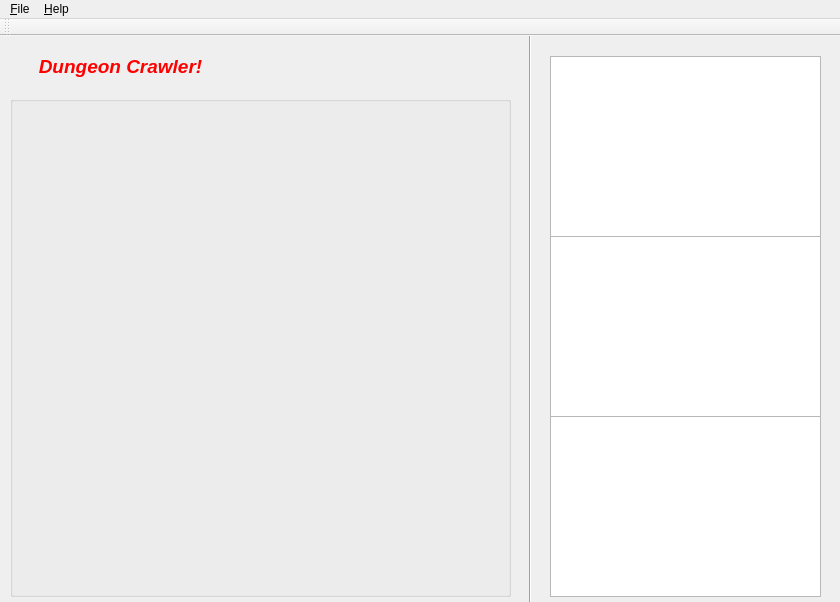
This is Project/DnD_Game/mainwindow.ui in ChrisMukherjee/COMP345-Project as Qt 5 draws it before an edit. The edited form follows.
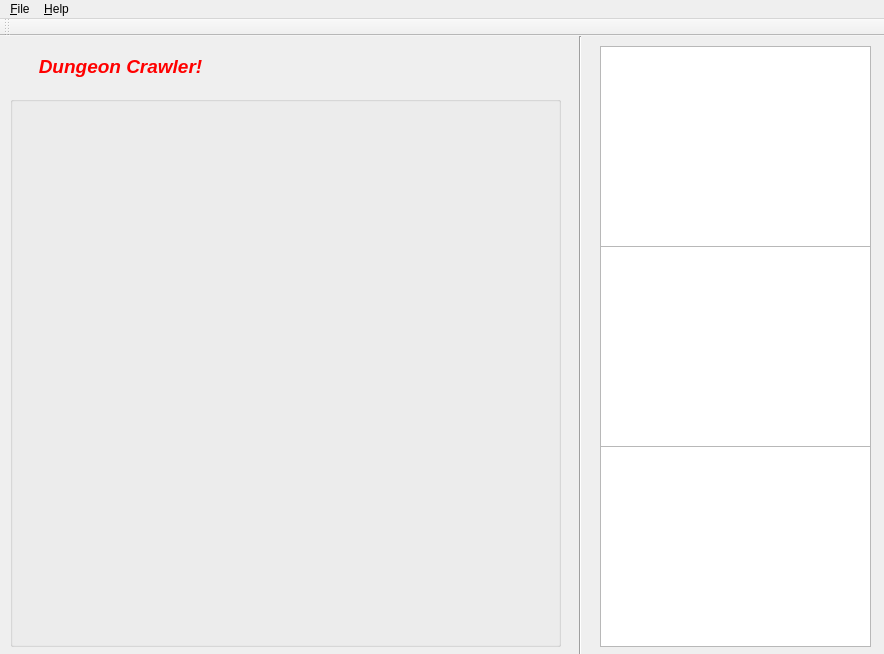
This is the edited form.

The edit to the form file:
```diff
--- a/Project/DnD_Game/mainwindow.ui
+++ b/Project/DnD_Game/mainwindow.ui
@@ -6,8 +6,8 @@
    <rect>
     <x>0</x>
     <y>0</y>
-    <width>840</width>
-    <height>602</height>
+    <width>884</width>
+    <height>654</height>
    </rect>
   </property>
   <property name="windowTitle">
@@ -19,8 +19,8 @@
      <rect>
       <x>10</x>
       <y>60</y>
-      <width>501</width>
-      <height>501</height>
+      <width>551</width>
+      <height>551</height>
      </rect>
     </property>
     <property name="title">
@@ -31,8 +31,8 @@
       <rect>
        <x>20</x>
        <y>20</y>
-       <width>461</width>
-       <height>461</height>
+       <width>511</width>
+       <height>511</height>
       </rect>
      </property>
      <layout class="QGridLayout" name="gridLayout"/>
@@ -41,10 +41,10 @@
    <widget class="Line" name="line">
     <property name="geometry">
      <rect>
-      <x>520</x>
-      <y>-10</y>
+      <x>570</x>
+      <y>0</y>
       <width>20</width>
-      <height>591</height>
+      <height>621</height>
      </rect>
     </property>
     <property name="orientation">
@@ -57,10 +57,10 @@
     </property>
     <property name="geometry">
      <rect>
-      <x>550</x>
-      <y>380</y>
+      <x>600</x>
+      <y>410</y>
       <width>271</width>
-      <height>181</height>
+      <height>201</height>
      </rect>
     </property>
    </widget>
@@ -77,29 +77,26 @@
      <string>&lt;html&gt;&lt;head/&gt;&lt;body&gt;&lt;p align=&quot;center&quot;&gt;&lt;span style=&quot; font-size:14pt; font-weight:600; font-style:italic; color:#ff0000;&quot;&gt;Dungeon Crawler!&lt;/span&gt;&lt;/p&gt;&lt;/body&gt;&lt;/html&gt;</string>
     </property>
    </widget>
-   <widget class="QTextBrowser" name="invBrowser">
-    <property name="enabled">
-     <bool>true</bool>
-    </property>
-    <property name="geometry">
-     <rect>
-      <x>550</x>
-      <y>200</y>
-      <width>271</width>
-      <height>181</height>
-     </rect>
-    </property>
-   </widget>
    <widget class="QTextBrowser" name="statBrowser">
     <property name="enabled">
      <bool>true</bool>
     </property>
     <property name="geometry">
      <rect>
-      <x>550</x>
-      <y>20</y>
+      <x>600</x>
+      <y>10</y>
       <width>271</width>
-      <height>181</height>
+      <height>201</height>
+     </rect>
+    </property>
+   </widget>
+   <widget class="QListWidget" name="invList">
+    <property name="geometry">
+     <rect>
+      <x>600</x>
+      <y>210</y>
+      <width>271</width>
+      <height>201</height>
      </rect>
     </property>
    </widget>
@@ -109,7 +106,7 @@
     <rect>
      <x>0</x>
      <y>0</y>
-     <width>840</width>
+     <width>884</width>
      <height>21</height>
     </rect>
    </property>
```
